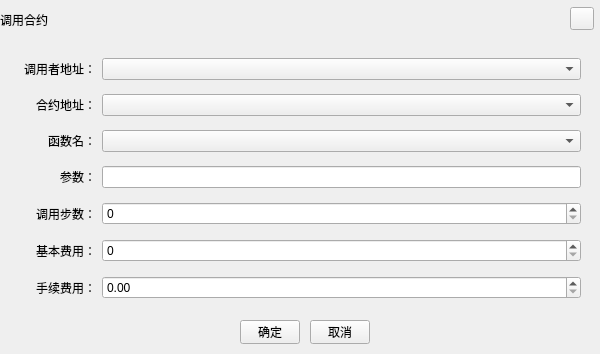
Old version of the form ChainIDE/custom/CallContractWidgetUB.ui in the repository HcashOrg/HX-IDE.
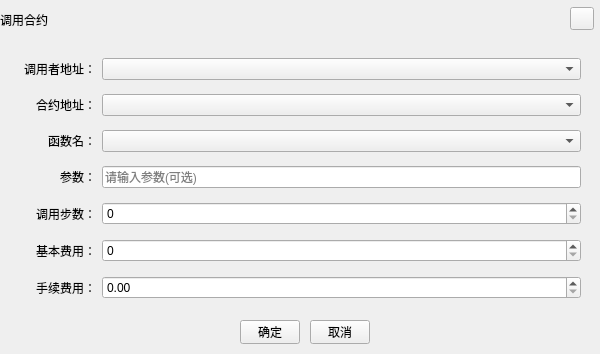
New version of the form.

The edit to the form file:
```diff
--- a/ChainIDE/custom/CallContractWidgetUB.ui
+++ b/ChainIDE/custom/CallContractWidgetUB.ui
@@ -134,7 +134,11 @@
      </widget>
     </item>
     <item row="3" column="1">
-     <widget class="QLineEdit" name="param"/>
+     <widget class="QLineEdit" name="param">
+      <property name="placeholderText">
+       <string>请输入参数(可选)</string>
+      </property>
+     </widget>
     </item>
     <item row="4" column="0">
      <widget class="QLabel" name="label_5">
```
